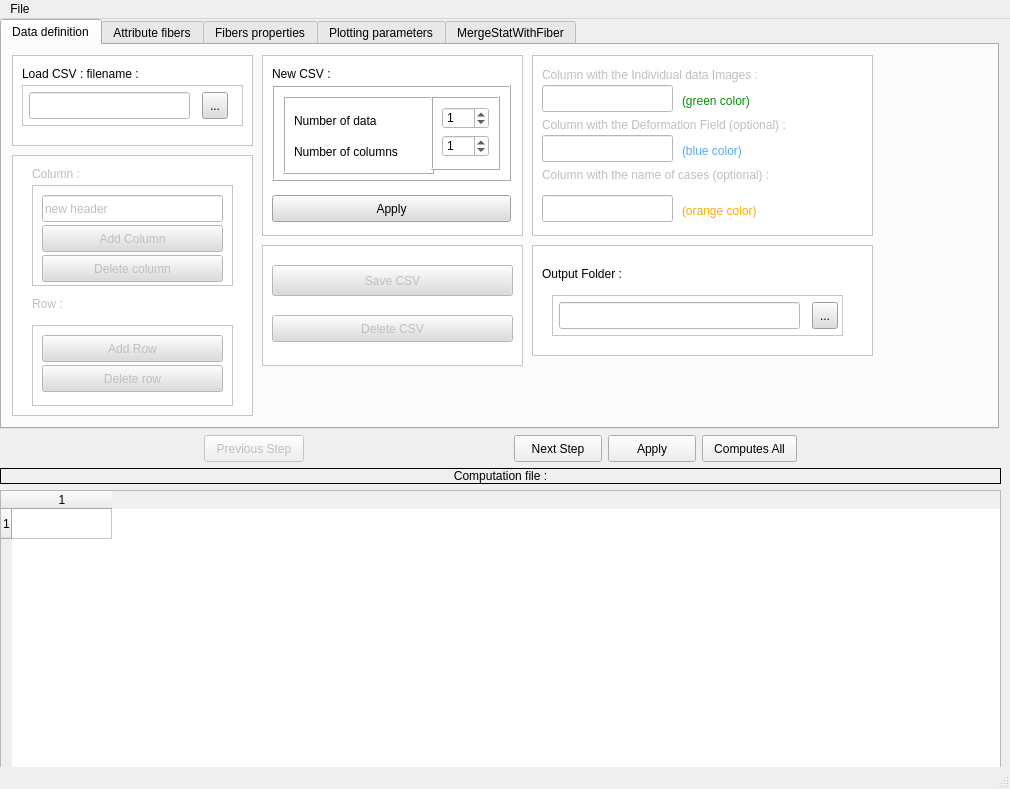
Above: Applications/DTIAtlasFiberAnalyzer/DTIAtlasFiberAnalyzerguiwindow.ui from NIRALUser/DTIFiberTractStatistics before the change. Below: the same form after it.
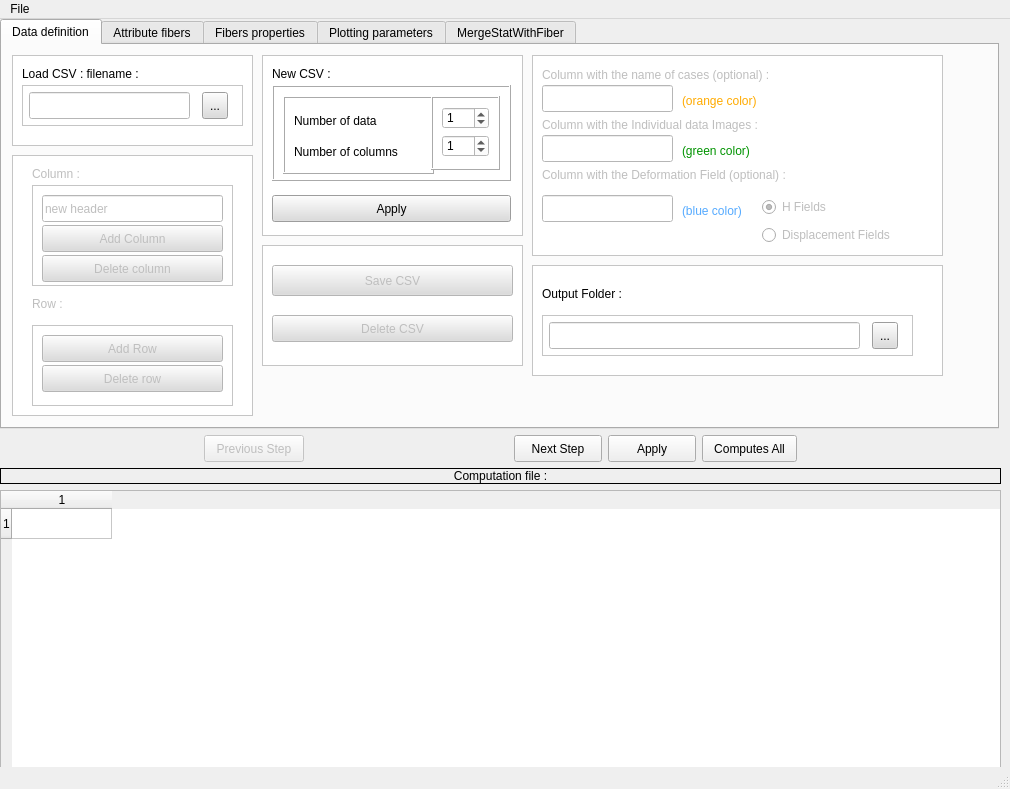
That is the form after the change. The open tabs and pages were chosen to show the change.

Commit message: ENH:Distinction between HField and Displacement Field + Auto saving and loading of data and analysis file

Diff of the .ui file:
```diff
--- a/Applications/DTIAtlasFiberAnalyzer/DTIAtlasFiberAnalyzerguiwindow.ui
+++ b/Applications/DTIAtlasFiberAnalyzer/DTIAtlasFiberAnalyzerguiwindow.ui
@@ -458,8 +458,8 @@
           <rect>
            <x>530</x>
            <y>10</y>
-           <width>341</width>
-           <height>181</height>
+           <width>411</width>
+           <height>201</height>
           </rect>
          </property>
          <property name="styleSheet">
@@ -475,7 +475,7 @@
           <property name="geometry">
            <rect>
             <x>10</x>
-            <y>10</y>
+            <y>60</y>
             <width>321</width>
             <height>20</height>
            </rect>
@@ -491,7 +491,7 @@
           <property name="geometry">
            <rect>
             <x>10</x>
-            <y>60</y>
+            <y>110</y>
             <width>321</width>
             <height>20</height>
            </rect>
@@ -507,7 +507,7 @@
           <property name="geometry">
            <rect>
             <x>10</x>
-            <y>30</y>
+            <y>80</y>
             <width>131</width>
             <height>27</height>
            </rect>
@@ -517,7 +517,7 @@
           <property name="geometry">
            <rect>
             <x>10</x>
-            <y>80</y>
+            <y>140</y>
             <width>131</width>
             <height>27</height>
            </rect>
@@ -527,7 +527,7 @@
           <property name="geometry">
            <rect>
             <x>10</x>
-            <y>110</y>
+            <y>10</y>
             <width>321</width>
             <height>20</height>
            </rect>
@@ -543,7 +543,7 @@
           <property name="geometry">
            <rect>
             <x>10</x>
-            <y>140</y>
+            <y>30</y>
             <width>131</width>
             <height>27</height>
            </rect>
@@ -553,7 +553,7 @@
           <property name="geometry">
            <rect>
             <x>150</x>
-            <y>30</y>
+            <y>80</y>
             <width>101</width>
             <height>31</height>
            </rect>
@@ -569,7 +569,7 @@
           <property name="geometry">
            <rect>
             <x>150</x>
-            <y>80</y>
+            <y>140</y>
             <width>101</width>
             <height>31</height>
            </rect>
@@ -585,7 +585,7 @@
           <property name="geometry">
            <rect>
             <x>150</x>
-            <y>140</y>
+            <y>30</y>
             <width>101</width>
             <height>31</height>
            </rect>
@@ -597,6 +597,41 @@
            <string>(orange color)</string>
           </property>
          </widget>
+         <widget class="QWidget" name="verticalLayoutWidget_2">
+          <property name="geometry">
+           <rect>
+            <x>230</x>
+            <y>140</y>
+            <width>155</width>
+            <height>54</height>
+           </rect>
+          </property>
+          <layout class="QVBoxLayout" name="verticalLayout">
+           <item>
+            <widget class="QRadioButton" name="RB_HField">
+             <property name="enabled">
+              <bool>false</bool>
+             </property>
+             <property name="text">
+              <string>H Fields</string>
+             </property>
+             <property name="checked">
+              <bool>true</bool>
+             </property>
+            </widget>
+           </item>
+           <item>
+            <widget class="QRadioButton" name="RB_DField">
+             <property name="text">
+              <string>Displacement Fields</string>
+             </property>
+             <property name="checked">
+              <bool>false</bool>
+             </property>
+            </widget>
+           </item>
+          </layout>
+         </widget>
         </widget>
         <widget class="QFrame" name="newparamframe">
          <property name="enabled">
@@ -824,8 +859,8 @@
          <property name="geometry">
           <rect>
            <x>530</x>
-           <y>200</y>
-           <width>341</width>
+           <y>220</y>
+           <width>411</width>
            <height>111</height>
           </rect>
          </property>
@@ -854,9 +889,9 @@
          <widget class="QFrame" name="outputframe">
           <property name="geometry">
            <rect>
-            <x>20</x>
+            <x>10</x>
             <y>50</y>
-            <width>291</width>
+            <width>371</width>
             <height>41</height>
            </rect>
           </property>
@@ -874,7 +909,7 @@
             <rect>
              <x>7</x>
              <y>7</y>
-             <width>241</width>
+             <width>311</width>
              <height>27</height>
             </rect>
            </property>
@@ -882,7 +917,7 @@
           <widget class="QToolButton" name="browserOutputFolder">
            <property name="geometry">
             <rect>
-             <x>260</x>
+             <x>330</x>
              <y>7</y>
              <width>26</width>
              <height>27</height>
```
Left out of the diff: 2 changed lines with no effect on the pictures. The commit also changes 4 other files.
